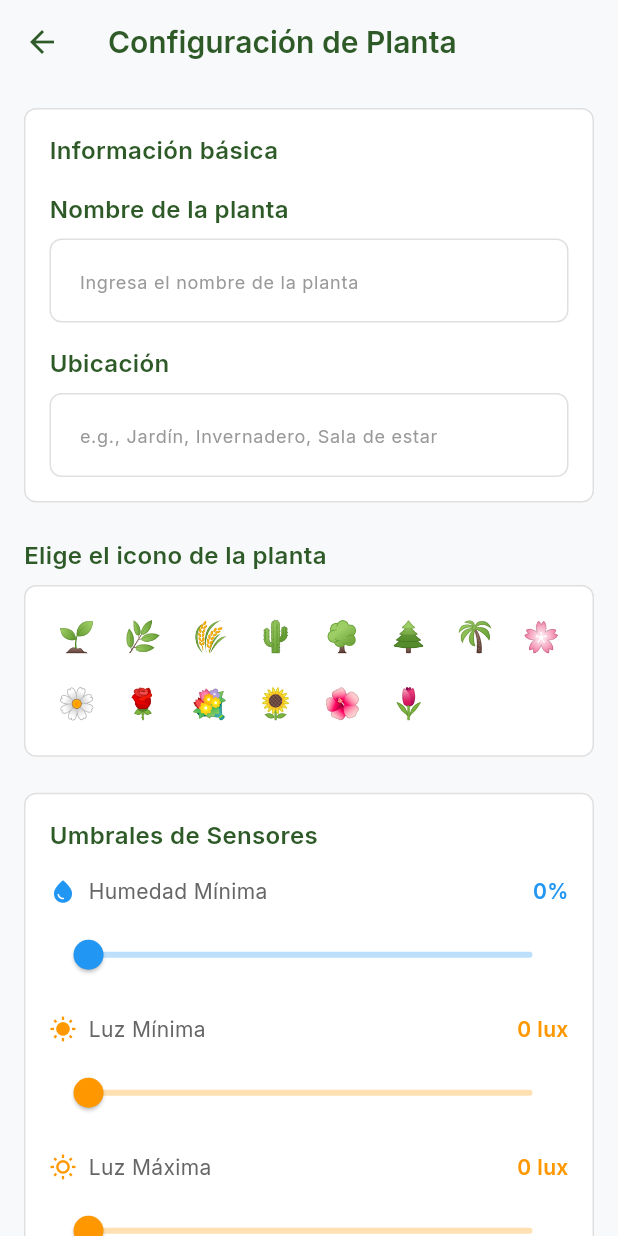
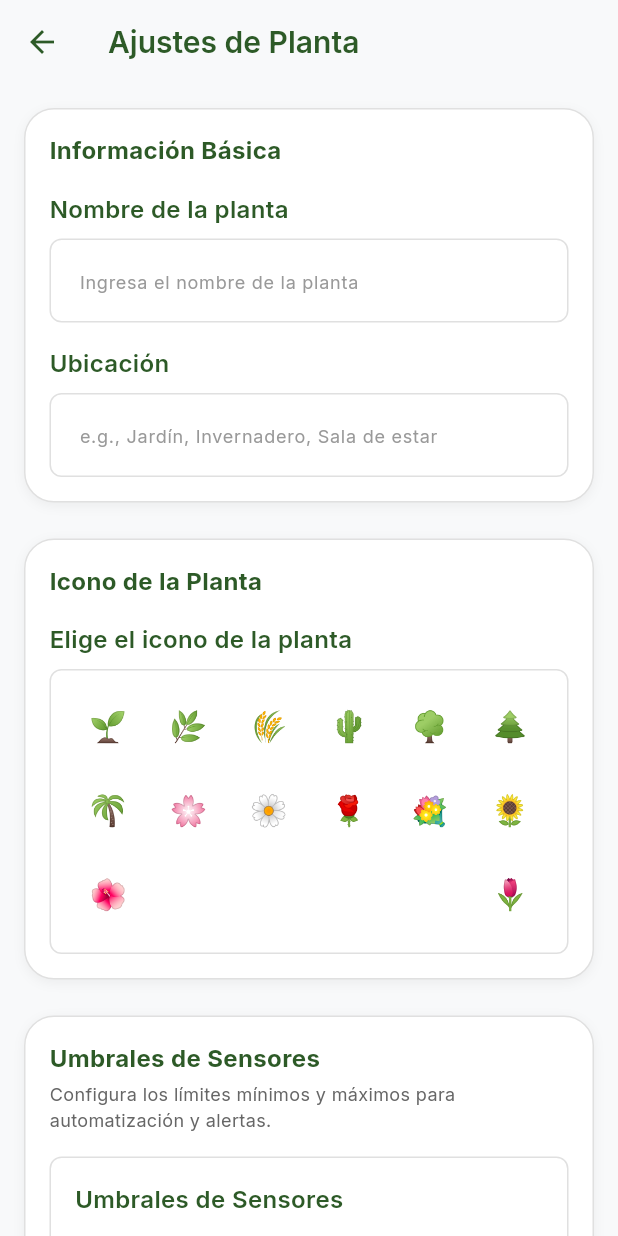
Before and after one commit to F33gz/AuPlant, a Flutter app: the PlantSettingsPage screen opened directly with empty values, on a phone screen of 412 x 824 dp. Run offline on Flutter 3.47's test engine with Material 3 defaults, Android fonts, the phone set to English and light mode, and no system bars; our stand-ins replace connectivity_plus, equatable, flutter_svg, get_it, google_fonts, supabase_flutter; accounts and stored records are empty.

Commit message:
feat: Refactor Plant Settings Page to use SettingsSection for better organization and layout

```diff
--- a/lib/features/plants/presentation/pages/plant_settings_page.dart
+++ b/lib/features/plants/presentation/pages/plant_settings_page.dart
@@ -9,6 +9,7 @@ import '../widgets/plant_danger_zone.dart';
 import '../../domain/entities/plant.dart';
 import '../../domain/usecases/update_plant_usecase.dart';
 import '../../domain/usecases/delete_plant_usecase.dart';
+import '../widgets/settings_section.dart';
 
 class PlantSettingsPage extends StatefulWidget {
   final Plant plant;
@@ -86,7 +87,7 @@ class _PlantSettingsPageState extends State<PlantSettingsPage> {
         onPressed: () => Navigator.of(context).pop(),
       ),
       title: Text(
-        'Configuración de Planta',
+        'Ajustes de Planta',
         style: TextStyle(
           color: AppColors.textPrimary,
           fontSize: 20,
@@ -121,13 +122,20 @@ class _PlantSettingsPageState extends State<PlantSettingsPage> {
       child: Column(
         crossAxisAlignment: CrossAxisAlignment.start,
         children: [
-          PlantBasicInfoForm(
+          SettingsSection(
+            title: 'Información Básica',
+            child: PlantBasicInfoForm(
               nameController: _nameController,
               locationController: _locationController,
               onChanged: (_) => _markAsChanged(),
+              showTitle: false,
+              useContainer: false,
+            ),
           ),
           const SizedBox(height: 24),
-          PlantEmojiSelector(
+          SettingsSection(
+            title: 'Icono de la Planta',
+            child: PlantEmojiSelector(
               selectedEmoji: _selectedEmoji,
               plantEmojis: _plantEmojis,
               onEmojiSelected: (emoji) {
@@ -137,8 +145,12 @@ class _PlantSettingsPageState extends State<PlantSettingsPage> {
                 });
               },
             ),
+          ),
           const SizedBox(height: 24),
-          PlantThresholdSettings(
+          SettingsSection(
+            title: 'Umbrales de Sensores',
+            subtitle: 'Configura los límites mínimos y máximos para automatización y alertas.',
+            child: PlantThresholdSettings(
               minHumidity: _minHumidity,
               minLight: _minLight,
               maxLight: _maxLight,
@@ -161,10 +173,14 @@ class _PlantSettingsPageState extends State<PlantSettingsPage> {
                 });
               },
             ),
+          ),
           const SizedBox(height: 24),
-          PlantDangerZone(
+          SettingsSection(
+            title: 'Zona de Peligro',
+            child: PlantDangerZone(
               onDelete: _deletePlant,
               plantName: widget.plant.name,
+            ),
           ),
           const SizedBox(height: 24),
         ],
--- a/lib/features/plants/presentation/widgets/plant_basic_info_form.dart
+++ b/lib/features/plants/presentation/widgets/plant_basic_info_form.dart
@@ -9,26 +9,25 @@ class PlantBasicInfoForm extends StatelessWidget {
   final TextEditingController nameController;
   final TextEditingController locationController;
   final Function(String) onChanged;
+  // When embedding inside another section/card, hide the inner header and container.
+  final bool showTitle;
+  final bool useContainer;
 
   const PlantBasicInfoForm({
     super.key,
     required this.nameController,
     required this.locationController,
     required this.onChanged,
+    this.showTitle = true,
+    this.useContainer = true,
   });
 
   @override
   Widget build(BuildContext context) {
-    return Container(
-      padding: const EdgeInsets.all(16),
-      decoration: BoxDecoration(
-        color: AppColors.backgroundWhite,
-        borderRadius: BorderRadius.circular(8),
-        border: Border.all(color: AppColors.border),
-      ),
-      child: Column(
+    final content = Column(
         crossAxisAlignment: CrossAxisAlignment.start,
         children: [
+          if (showTitle) ...[
             Text(
               'Información básica',
               style: TextStyle(
@@ -38,6 +37,7 @@ class PlantBasicInfoForm extends StatelessWidget {
               ),
             ),
             const SizedBox(height: 16),
+          ],
           CustomTextField(
             controller: nameController,
             label: 'Nombre de la planta',
@@ -56,7 +56,18 @@ class PlantBasicInfoForm extends StatelessWidget {
             hintText: 'e.g., Jardín, Invernadero, Sala de estar',
           ),
         ],
+      );
+
+    if (!useContainer) return content;
+
+    return Container(
+      padding: const EdgeInsets.all(16),
+      decoration: BoxDecoration(
+        color: AppColors.backgroundWhite,
+        borderRadius: BorderRadius.circular(8),
+        border: Border.all(color: AppColors.border),
       ),
+      child: content,
     );
   }
 }
--- a/lib/features/plants/presentation/widgets/plant_emoji_selector.dart
+++ b/lib/features/plants/presentation/widgets/plant_emoji_selector.dart
@@ -37,27 +37,44 @@ class PlantEmojiSelector extends StatelessWidget {
             borderRadius: BorderRadius.circular(8),
             border: Border.all(color: AppColors.border),
           ),
-          child: GridView.builder(
-            shrinkWrap: true,
-            physics: const NeverScrollableScrollPhysics(),
-            gridDelegate: const SliverGridDelegateWithFixedCrossAxisCount(
-              crossAxisCount: 8,
-              childAspectRatio: 1,
-              crossAxisSpacing: 8,
-              mainAxisSpacing: 8,
-            ),
-            itemCount: plantEmojis.length,
-            itemBuilder: (context, index) {
-              final emoji = plantEmojis[index];
+          child: LayoutBuilder(
+            builder: (context, constraints) {
+              // Responsive, gapless layout using Wrap so the last row doesn't leave a big blank tail.
+              const double itemSize = 44; // square tile
+              const double minSpacing = 8; // minimum spacing between tiles
+
+              // Calculate columns that fit while keeping at least the minimum spacing
+              final int columns =
+                  (constraints.maxWidth / (itemSize + minSpacing))
+                      .floor()
+                      .clamp(1, plantEmojis.length);
+
+              // Distribute any extra space as additional spacing to avoid large blanks
+              final double remaining =
+                  constraints.maxWidth - (columns * itemSize);
+              final double spacing =
+                  columns > 1 ? remaining / (columns - 1) : 0;
+
+              return Wrap(
+                alignment: WrapAlignment.spaceBetween,
+                runAlignment: WrapAlignment.start,
+                spacing: spacing < minSpacing ? minSpacing : spacing,
+                runSpacing: 12,
+                children: plantEmojis.map((emoji) {
                   final isSelected = emoji == selectedEmoji;
-
-              return GestureDetector(
+                  return SizedBox(
+                    width: itemSize,
+                    height: itemSize,
+                    child: Material(
+                      color: isSelected
+                          ? AppColors.primaryGreenAlpha10
+                          : Colors.transparent,
+                      borderRadius: BorderRadius.circular(6),
+                      child: InkWell(
+                        borderRadius: BorderRadius.circular(6),
                         onTap: () => onEmojiSelected(emoji),
                         child: Container(
                           decoration: BoxDecoration(
-                    color: isSelected
-                        ? AppColors.primaryGreenAlpha10
-                        : Colors.transparent,
                             borderRadius: BorderRadius.circular(6),
                             border: Border.all(
                               color: isSelected
@@ -66,13 +83,16 @@ class PlantEmojiSelector extends StatelessWidget {
                               width: 2,
                             ),
                           ),
-                  child: Center(
+                          alignment: Alignment.center,
                           child: Text(
                             emoji,
                             style: const TextStyle(fontSize: 20),
                           ),
                         ),
                       ),
+                    ),
+                  );
+                }).toList(),
               );
             },
           ),
--- /dev/null
+++ b/lib/features/plants/presentation/widgets/settings_section.dart
@@ -0,0 +1,37 @@
+import 'package:flutter/material.dart';
+import '../../../../app/theme/app_colors.dart';
+import '../../../../app/theme/app_text_styles.dart';
+import '../../../../shared/constants/ui_constants.dart';
+
+class SettingsSection extends StatelessWidget {
+  final String title;
+  final String? subtitle;
+  final Widget child;
+
+  const SettingsSection({super.key, required this.title, this.subtitle, required this.child});
+
+  @override
+  Widget build(BuildContext context) {
+    return Container(
+      decoration: BoxDecoration(
+        color: AppColors.backgroundWhite,
+        borderRadius: BorderRadius.circular(UIConstants.radiusXL),
+        border: Border.all(color: AppColors.border),
+        boxShadow: [BoxShadow(color: AppColors.shadowLight, blurRadius: 6, offset: const Offset(0, 2))],
+      ),
+      padding: const EdgeInsets.all(UIConstants.paddingL),
+      child: Column(
+        crossAxisAlignment: CrossAxisAlignment.start,
+        children: [
+          Text(title, style: AppTextStyles.titleMedium.copyWith(fontWeight: FontWeight.bold)),
+          if (subtitle != null) ...[
+            const SizedBox(height: UIConstants.spacingXS),
+            Text(subtitle!, style: AppTextStyles.bodySmall),
+          ],
+          const SizedBox(height: UIConstants.spacingL),
+          child,
+        ],
+      ),
+    );
+  }
+}
```
Lines whose indentation alone changed are shown as unchanged.
